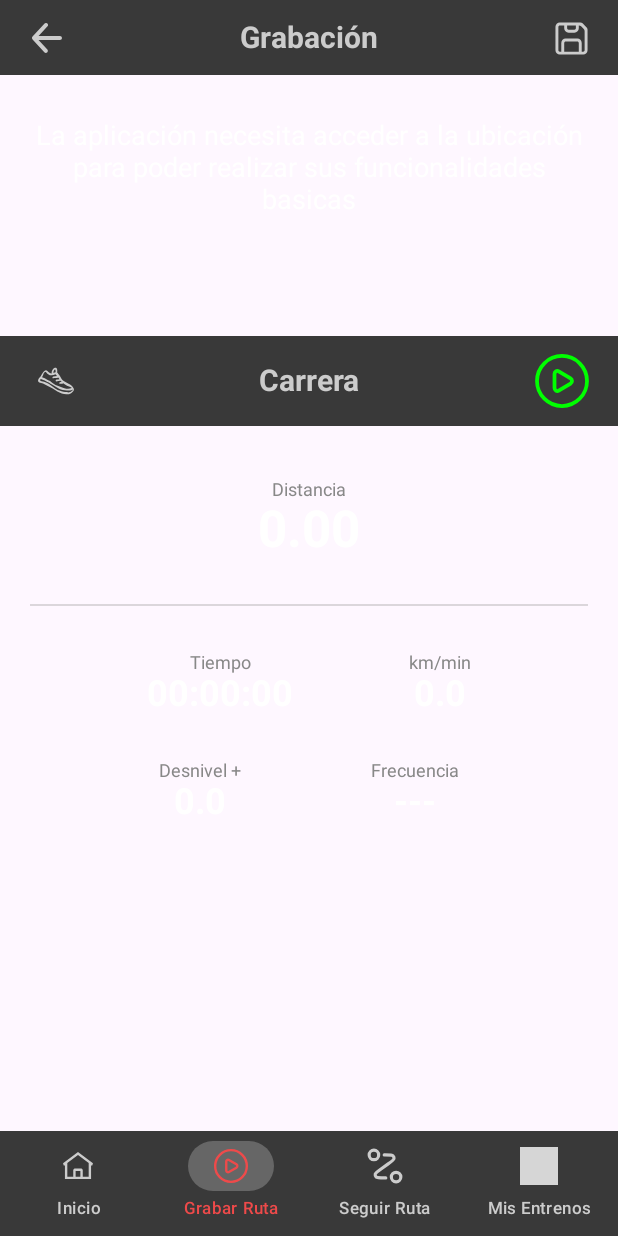
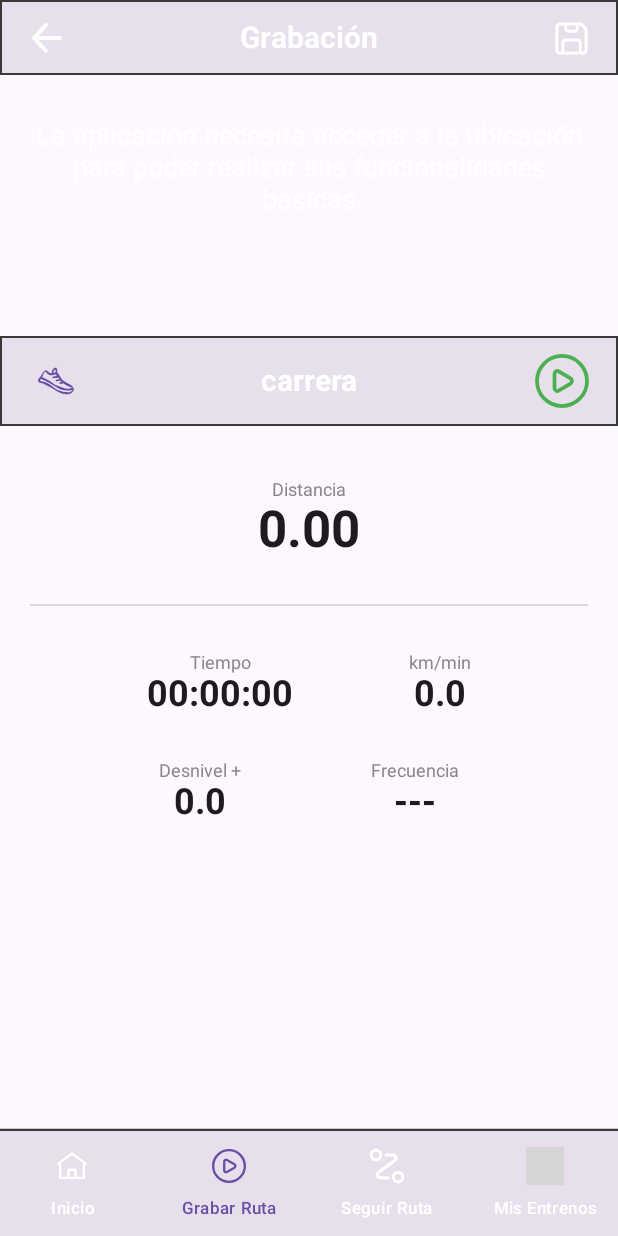
Before and after one commit to Marcoscv02/PeakFlow-TFC, an Android app built with Jetpack Compose: the composable PlayScreen shown on its own in the app's theme, on a phone screen of 412 x 824 dp. Run offline under Robolectric (Android 15) with nearby library versions, the phone set to English and light mode, and no system bars; libraries missing offline, so code that uses them is left out: org.maplibre.android; 4 statements that could not run were skipped; grey boxes are pictures that could not be loaded.

Commit message:
VERSIÓN PARA TFC REMATADA!!!

```diff
--- a/PakFlow_App/app/src/main/java/marcos/peakflow/app/MainActivity.kt
+++ b/PakFlow_App/app/src/main/java/marcos/peakflow/app/MainActivity.kt
@@ -47,7 +47,7 @@ class MainActivity : ComponentActivity() {
                     modifier = Modifier.fillMaxSize(),
                     color = MaterialTheme.colorScheme.background
                 ) {
-                    NavigationWrapper()
+                    NavigationWrapper(themeViewModel = themeViewModel)
                 }
             }
         }
--- a/PakFlow_App/app/src/main/java/marcos/peakflow/app/PeakFlowApp.kt
+++ b/PakFlow_App/app/src/main/java/marcos/peakflow/app/PeakFlowApp.kt
@@ -9,7 +9,7 @@ import io.github.jan.supabase.postgrest.Postgrest
 import marcos.peakflow.BuildConfig
 import marcos.peakflow.data.RepositoryContainer
 
-class PeakFlowApp : Application() {
+class   PeakFlowApp : Application() {
 
     companion object {
         private lateinit var instance: PeakFlowApp
--- a/PakFlow_App/app/src/main/java/marcos/peakflow/ui/components/BotomNavBar.kt
+++ b/PakFlow_App/app/src/main/java/marcos/peakflow/ui/components/BotomNavBar.kt
@@ -1,12 +1,17 @@
 package marcos.peakflow.ui.components
 
+import androidx.compose.foundation.BorderStroke
 import androidx.compose.foundation.background
+import androidx.compose.foundation.border
+import androidx.compose.foundation.layout.fillMaxWidth
 import androidx.compose.foundation.layout.height
 import androidx.compose.foundation.layout.padding
 import androidx.compose.foundation.layout.size
+import androidx.compose.foundation.layout.width
 import androidx.compose.material3.*
 import androidx.compose.runtime.Composable
 import androidx.compose.ui.Modifier
+import androidx.compose.ui.draw.drawBehind
 import androidx.compose.ui.graphics.Color
 import androidx.compose.ui.res.painterResource
 import androidx.compose.ui.res.stringResource
@@ -14,9 +19,7 @@ import androidx.compose.ui.text.style.TextAlign
 import androidx.compose.ui.unit.dp
 import androidx.compose.ui.unit.sp
 import marcos.peakflow.R
-import marcos.peakflow.ui.theme.BackgoundNavSelectedButton
 import marcos.peakflow.ui.theme.Gray
-import marcos.peakflow.ui.theme.RedPeakFlow
 
 // Definimos una clase sellada para representar cada ruta
 sealed class Screen(
@@ -48,11 +51,20 @@ fun BottomNavBar(
     NavigationBar (
         modifier = Modifier
             .height(70.dp)
-            .background(color = Gray)
-            .padding(horizontal = 5.dp)
-        ,
-        containerColor = Gray,
-        tonalElevation = 0.dp
+            .fillMaxWidth()
+            .drawBehind {
+                val strokeWidth = 3.dp.toPx()
+                val y = 0f
+                drawLine(
+                    color = Gray,
+                    start = androidx.compose.ui.geometry.Offset(0f, y), // Empieza a la izquierda (x=0) y arriba (y=0)
+                    end = androidx.compose.ui.geometry.Offset(size.width, y), // Termina a la derecha (x=ancho total) y arriba (y=0)
+                    strokeWidth = strokeWidth
+                )
+            },
+        containerColor = MaterialTheme.colorScheme.surfaceVariant,
+        tonalElevation = 0.dp,
+
     ){
         items.forEach { screen ->
             NavigationBarItem(
@@ -81,11 +93,11 @@ fun BottomNavBar(
                     }
                 },
                 colors = NavigationBarItemDefaults.colors(
-                    indicatorColor = BackgoundNavSelectedButton ,     // Fondo del ítem seleccionado
-                    selectedIconColor = RedPeakFlow,     // Color del ícono seleccionado
-                    unselectedIconColor = Color.LightGray,
-                    selectedTextColor = RedPeakFlow,
-                    unselectedTextColor = Color.LightGray
+                    indicatorColor = Color.Transparent, // <-- El truco para quitar la "barrita"
+                    selectedIconColor = MaterialTheme.colorScheme.primary,
+                    unselectedIconColor = MaterialTheme.colorScheme.onSecondary,
+                    selectedTextColor = MaterialTheme.colorScheme.primary,
+                    unselectedTextColor = MaterialTheme.colorScheme.onSecondary
                 )
             )
         }
--- a/PakFlow_App/app/src/main/java/marcos/peakflow/ui/components/StandardTopAppBar.kt
+++ b/PakFlow_App/app/src/main/java/marcos/peakflow/ui/components/StandardTopAppBar.kt
@@ -1,5 +1,6 @@
 package marcos.peakflow.ui.components
 
+import androidx.compose.foundation.BorderStroke
 import androidx.compose.foundation.layout.Arrangement
 import androidx.compose.foundation.layout.Row
 import androidx.compose.foundation.layout.fillMaxSize
@@ -15,7 +16,6 @@ import androidx.compose.material3.Text
 import androidx.compose.runtime.Composable
 import androidx.compose.ui.Alignment
 import androidx.compose.ui.Modifier
-import androidx.compose.ui.graphics.Color
 import androidx.compose.ui.res.painterResource
 import androidx.compose.ui.text.font.FontWeight
 import androidx.compose.ui.unit.dp
@@ -31,10 +31,11 @@ fun StandardTopAppBar(
     rightIcon:Int
 ) {
     Surface(
-        color = Gray,
+        color = MaterialTheme.colorScheme.surfaceVariant,
         modifier = Modifier
             .fillMaxWidth()
             .height(50.dp),
+        border = BorderStroke(1.dp, Gray)
     ) {
         Row(
             modifier = Modifier
@@ -47,7 +48,7 @@ fun StandardTopAppBar(
                 Icon(
                     painter = painterResource(id = leftIcon),
                     contentDescription = "leftIcon",
-                    tint = Color.LightGray,
+                    tint = MaterialTheme.colorScheme.onSecondary,
                     modifier = Modifier.size(20.dp)
                 )
             }
@@ -57,14 +58,14 @@ fun StandardTopAppBar(
                 style = MaterialTheme.typography.titleLarge,
                 fontWeight = FontWeight.Bold,
                 fontSize = 20.sp,
-                color = Color.LightGray,
+                color = MaterialTheme.colorScheme.onSecondary,
             )
 
             IconButton(onClick = onRightClick) {
                 Icon(
                     painter = painterResource(id = rightIcon),
                     contentDescription = "RightIcon",
-                    tint = Color.LightGray,
+                    tint = MaterialTheme.colorScheme.onSecondary,
                     modifier = Modifier.size(23.dp)
                 )
             }
--- a/PakFlow_App/app/src/main/java/marcos/peakflow/ui/navigation/NavigationWrapper.kt
+++ b/PakFlow_App/app/src/main/java/marcos/peakflow/ui/navigation/NavigationWrapper.kt
@@ -26,10 +26,11 @@ import marcos.peakflow.ui.screens.beforeLogin.logueo.login.LoginScreen
 import marcos.peakflow.ui.screens.beforeLogin.logueo.loginWithEmail.LoginWithEmailScreen
 import marcos.peakflow.ui.screens.beforeLogin.registro.registerWithEmail.RegisterWithEmailScreen
 import marcos.peakflow.ui.screens.beforeLogin.registro.signup.SignUpScreen
+import marcos.peakflow.ui.theme.ThemeViewModel
 
 
 @Composable
-fun NavigationWrapper() {
+fun NavigationWrapper( themeViewModel: ThemeViewModel ) {
 
     val navController = rememberNavController()
     val sessionViewModel: SessionViewModel = viewModel()
@@ -120,6 +121,7 @@ fun NavigationWrapper() {
                     navigateToRoute = { navController.navigate(Route) },
                     navigateToTraining = { navController.navigate(Training) },
                     navigateBack = { navController.popBackStack() },
+                    themeViewModel = themeViewModel
                 )
             }
 
--- a/PakFlow_App/app/src/main/java/marcos/peakflow/ui/screens/afterLogin/play/PlayScreen.kt
+++ b/PakFlow_App/app/src/main/java/marcos/peakflow/ui/screens/afterLogin/play/PlayScreen.kt
@@ -5,6 +5,7 @@ package marcos.peakflow.ui.screens.afterLogin.play
 import android.annotation.SuppressLint
 import android.app.Activity
 import android.widget.Toast
+import androidx.compose.foundation.BorderStroke
 import androidx.compose.foundation.background
 import androidx.compose.foundation.layout.*
 import androidx.compose.material3.*
@@ -35,6 +36,9 @@ import marcos.peakflow.ui.components.StandardTopAppBar
 import marcos.peakflow.ui.screens.PeakFlowViewModelFactory
 import marcos.peakflow.ui.theme.Black
 import marcos.peakflow.ui.theme.Gray
+import marcos.peakflow.ui.theme.GreenSuccess
+import marcos.peakflow.ui.theme.OrangeWarning
+import marcos.peakflow.ui.theme.RedError
 import org.maplibre.android.MapLibre
 import org.maplibre.android.WellKnownTileServer
 import org.maplibre.android.annotations.PolylineOptions
@@ -114,6 +118,7 @@ fun PlayScreen(
         Column (
             modifier = Modifier
                 .fillMaxSize()
+                .background(MaterialTheme.colorScheme.background)
         ){
             if (hasPermission) {
                 MapLibreLocationView(viewModel)
@@ -291,10 +296,11 @@ fun TopRecordingAppBar(
     onPlayPauseClick: () -> Unit
 ){
     Surface(
-        color = Gray,
+        color = MaterialTheme.colorScheme.surfaceVariant,
         modifier = Modifier
             .fillMaxWidth()
             .height(60.dp),
+        border = BorderStroke(1.dp, Gray)
     ) {
         Row(
             modifier = Modifier
@@ -307,24 +313,24 @@ fun TopRecordingAppBar(
                 Icon(
                     painter = painterResource(id = R.drawable.running),
                     contentDescription = "leftIcon",
-                    tint = Color.LightGray,
+                    tint = MaterialTheme.colorScheme.primary,
                     modifier = Modifier.size(80.dp)
                 )
             }
 
             Text(
-                text = "Carrera",
+                text = stringResource(R.string.sportRun),
                 style = MaterialTheme.typography.titleLarge,
                 fontWeight = FontWeight.Bold,
                 fontSize = 20.sp,
-                color = Color.LightGray,
+                color = MaterialTheme.colorScheme.onSecondary,
             )
 
             IconButton(onClick = onPlayPauseClick, enabled = enabled) {
                 Icon(
                     painter = if (!isRunning) painterResource(R.drawable.play) else painterResource(R.drawable.pause),
                     contentDescription = "RightIcon",
-                    tint = if (!isRunning) Color.Green else Color.Red,
+                    tint = if (!isRunning) GreenSuccess else RedError,
                     modifier = Modifier.size(40.dp)
                 )
             }
@@ -407,7 +413,7 @@ fun DataPanel(
 fun StatBlock(label: String, value: String, fontSize: TextUnit = 24.sp) {
     Column(horizontalAlignment = Alignment.CenterHorizontally) {
         Text(text = label, fontSize = 12.sp, color = Color.Gray)
-        Text(text = value, fontSize = fontSize, fontWeight = FontWeight.Bold, color = Color.White)
+        Text(text = value, fontSize = fontSize, fontWeight = FontWeight.Bold, color = MaterialTheme.colorScheme.onBackground)
     }
 }
 
@@ -434,7 +440,7 @@ fun SaveRouteDialog(
             title = {
                 Text(
                     text = stringResource(R.string.saveRoute),
-                    color = Color.White,
+                    color = MaterialTheme.colorScheme.onSurface,
                     fontWeight = FontWeight.Bold
                 )
             },
@@ -442,7 +448,7 @@ fun SaveRouteDialog(
                 Column {
                     Text(
                         text = stringResource(R.string.routeName),
-                        color = Color.White.copy(alpha = 0.8f)
+                        color = MaterialTheme.colorScheme.onSecondary
                     )
                     Spacer(modifier = Modifier.height(16.dp))
                     OutlinedTextField(
@@ -453,13 +459,13 @@ fun SaveRouteDialog(
                         colors = TextFieldDefaults.colors(
                             focusedContainerColor = Color.Transparent,
                             unfocusedContainerColor = Color.Transparent,
-                            focusedLabelColor = Color.White,
-                            unfocusedLabelColor = Color.White.copy(alpha = 0.6f),
-                            focusedTextColor = Color.White,
-                            unfocusedTextColor = Color.White,
-                            cursorColor = Color.White,
-                            focusedIndicatorColor = Color.White,
-                            unfocusedIndicatorColor = Color.White.copy(alpha = 0.6f)
+                            focusedLabelColor = MaterialTheme.colorScheme.primary,
+                            unfocusedLabelColor = MaterialTheme.colorScheme.onSecondary,
+                            focusedTextColor = MaterialTheme.colorScheme.onSecondary,
+                            unfocusedTextColor = MaterialTheme.colorScheme.onSecondary,
+                            cursorColor = MaterialTheme.colorScheme.onSecondary,
+                            focusedIndicatorColor = MaterialTheme.colorScheme.onSecondary,
+                            unfocusedIndicatorColor = MaterialTheme.colorScheme.onSecondary
                         )
                     )
                 }
@@ -468,20 +474,20 @@ fun SaveRouteDialog(
                 TextButton(
                     onClick = { if (routeName.isNotBlank()) onConfirm(routeName) },
                     enabled = routeName.isNotBlank()
-                ) { Text(stringResource(R.string.save), color = Color.White) }
+                ) { Text(stringResource(R.string.save), color = MaterialTheme.colorScheme.onBackground) }
             },
             dismissButton = {
                 Row {
                     TextButton(onClick = onDiscard) {
-                        Text("Descartar", color = Color.Yellow)
+                        Text("Descartar", color = OrangeWarning)
                     }
                     Spacer(modifier = Modifier.width(8.dp))
                     TextButton(onClick = onDismiss) {
-                        Text(stringResource(R.string.cancel), color = Color.Red)
+                        Text(stringResource(R.string.cancel), color = RedError)
                     }
                 }
             },
-            containerColor = Gray,
+            containerColor = MaterialTheme.colorScheme.secondary,
             shape = MaterialTheme.shapes.medium
         )
     }
--- a/PakFlow_App/app/src/main/java/marcos/peakflow/ui/screens/afterLogin/trainings/TrainingsScreen.kt
+++ b/PakFlow_App/app/src/main/java/marcos/peakflow/ui/screens/afterLogin/trainings/TrainingsScreen.kt
@@ -83,6 +83,7 @@ fun TrainingsScreen(
             modifier = Modifier
                 .fillMaxWidth()
                 .padding(0.dp, 40.dp)
+                .background(MaterialTheme.colorScheme.background)
         ) {
             when {
                 uiState.isLoading -> {
@@ -143,7 +144,7 @@ fun TrainingItem(
             .fillMaxWidth()
             .padding(horizontal = 16.dp, vertical = 8.dp)
             .clickable{onItemClick()},
-        colors = CardDefaults.cardColors(containerColor = Gray)
+        colors = CardDefaults.cardColors(containerColor = MaterialTheme.colorScheme.surface)
     ) {
         Column {
             // Sección de datos del entrenamiento
--- a/PakFlow_App/app/src/main/java/marcos/peakflow/ui/theme/ThemeViewModel.kt
+++ b/PakFlow_App/app/src/main/java/marcos/peakflow/ui/theme/ThemeViewModel.kt
@@ -1,5 +1,6 @@
 package marcos.peakflow.ui.theme
 
+import android.util.Log
 import androidx.lifecycle.ViewModel
 import kotlinx.coroutines.flow.MutableStateFlow
 import kotlinx.coroutines.flow.StateFlow
@@ -18,5 +19,6 @@ class ThemeViewModel: ViewModel() {
 
     fun changeTheme (newTheme: Theme){
         _theme.value = newTheme
+        Log.i("ThemeViewModel", "Changed theme to ${newTheme.name}")
     }
 }
--- a/PakFlow_App/app/src/main/res/values/strings.xml
+++ b/PakFlow_App/app/src/main/res/values/strings.xml
@@ -48,7 +48,8 @@
     <string name="training">Mis Entrenos</string>
 
     <!--Home-->
-    <string name="homeTitleScreen">Inicio</string>
+    <string name="homeTitleScreen">PeakFlow</string>
+    <string name="app_logo_description">Home-Imagen</string>
 
     <!--UserPanel-->
     <string name="userName">Nombre usuario</string>
@@ -67,6 +68,7 @@
     <string name="cancel">Cancelar</string>
     <string name="routeNamePlaceholder">Nombre de la ruta</string>
     <string name="routeName">Ingresa un nombre para tu ruta</string>
+    <string name="sportRun">carrera</string>
 
     <!--Route-->
     <string name="routeTitleScreen">Seguir Ruta</string>
```
Also changed, not shown: PakFlow_App/app/src/main/java/marcos/peakflow/ui/components/TripleTopAppBar.kt (+8 -5 lines), PakFlow_App/app/src/main/java/marcos/peakflow/ui/screens/afterLogin/home/Home.kt (+14 -2 lines), PakFlow_App/app/src/main/java/marcos/peakflow/ui/screens/afterLogin/route/RouteScreen.kt (+6 -2 lines), PakFlow_App/app/src/main/java/marcos/peakflow/ui/screens/afterLogin/settings/SettingsScreen.kt (+5 -9 lines), PakFlow_App/app/src/main/java/marcos/peakflow/ui/screens/afterLogin/trainingDetail/TrainingDetailScreen.kt (+14 -17 lines), PakFlow_App/app/src/main/java/marcos/peakflow/ui/theme/Color.kt (+29 -7 lines), PakFlow_App/app/src/main/java/marcos/peakflow/ui/theme/Theme.kt (+55 -13 lines), PakFlow_App/app/src/main/res/drawable/home_imagen.jpg (added).
